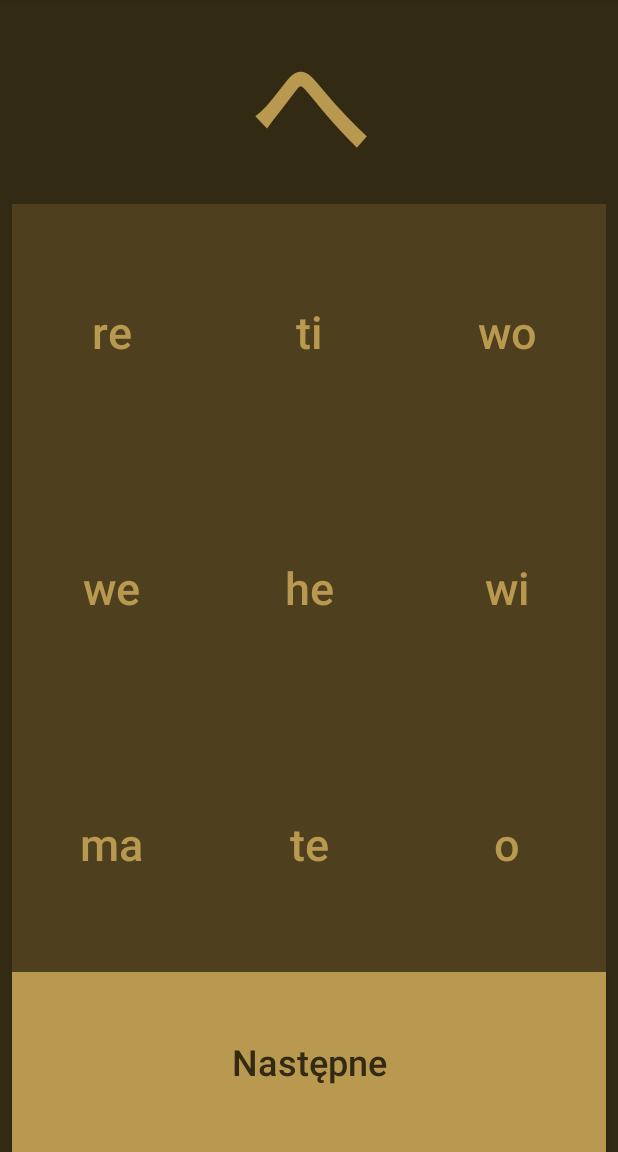
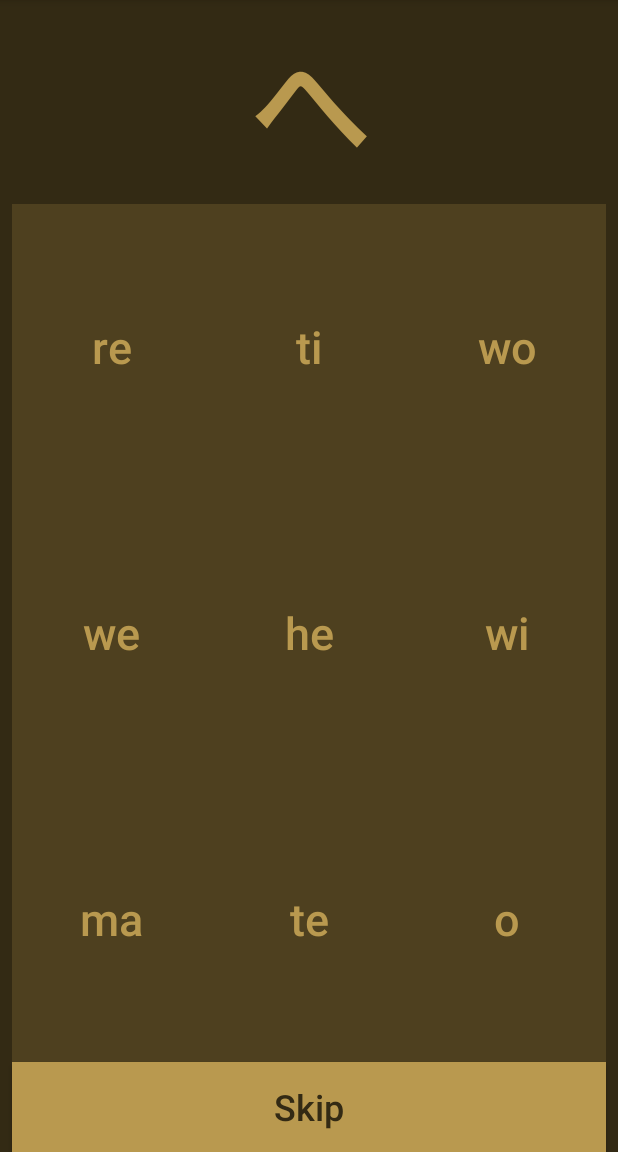
Before and after one commit to Cooookiez/Android-hiragana, an Android app: the screen it shows after launch (MainActivity), on a phone screen of 412 x 824 dp, the part 84-1236 px from its top. Run offline under Robolectric (Android 15) with nearby library versions, the phone set to English and light mode, and no system bars.

Commit message:
poprawiono atrybuty w gridLayout

```diff
--- a/app/src/main/res/layout/activity_main.xml
+++ b/app/src/main/res/layout/activity_main.xml
@@ -15,7 +15,6 @@
         android:layout_marginEnd="8dp"
         android:layout_marginStart="8dp"
         android:layout_marginTop="8dp"
-        android:text="あ"
         android:textAlignment="center"
         android:textAllCaps="false"
         android:textColor="@color/colorAccent"
@@ -28,13 +27,11 @@
     <Button
         android:id="@+id/btt_next"
         android:layout_width="0dp"
-        android:layout_height="120dp"
-        android:layout_columnWeight="3"
+        android:layout_height="60dp"
         android:layout_marginEnd="8dp"
         android:layout_marginStart="8dp"
-        android:layout_rowWeight="1"
         android:background="@color/colorAccent"
-        android:text="Następne"
+        android:text="@string/skip"
         android:textAllCaps="false"
         android:textColor="@color/colorPrimaryDark"
         android:textSize="24sp"
@@ -56,7 +53,7 @@
         app:layout_constraintEnd_toEndOf="parent"
         app:layout_constraintHorizontal_bias="0.131"
         app:layout_constraintStart_toStartOf="parent"
-        app:layout_constraintTop_toBottomOf="@+id/tv_what_is_it">
+        app:layout_constraintTop_toBottomOf="@+id/tv_what_is_it" tools:targetApi="lollipop">
 
         <Button
             android:id="@+id/btt_1"
@@ -64,12 +61,11 @@
             android:layout_height="30dp"
             android:layout_columnWeight="1"
             android:layout_rowWeight="1"
-            android:layout_weight="1"
             android:background="@color/colorPrimary"
-            android:text="a"
             android:textAllCaps="false"
             android:textColor="@color/colorAccent"
-            android:textSize="30sp" />
+            android:textSize="30sp"
+            tools:targetApi="lollipop" />
 
         <Button
             android:id="@+id/btt_2"
@@ -77,12 +73,11 @@
             android:layout_height="30dp"
             android:layout_columnWeight="1"
             android:layout_rowWeight="1"
-            android:layout_weight="1"
             android:background="@color/colorPrimary"
-            android:text="i"
             android:textAllCaps="false"
             android:textColor="@color/colorAccent"
-            android:textSize="30sp" />
+            android:textSize="30sp"
+            tools:targetApi="lollipop" />
 
         <Button
             android:id="@+id/btt_3"
@@ -90,12 +85,11 @@
             android:layout_height="30dp"
             android:layout_columnWeight="1"
             android:layout_rowWeight="1"
-            android:layout_weight="1"
             android:background="@color/colorPrimary"
-            android:text="u"
             android:textAllCaps="false"
             android:textColor="@color/colorAccent"
-            android:textSize="30sp" />
+            android:textSize="30sp"
+            tools:targetApi="lollipop" />
 
         <Button
             android:id="@+id/btt_4"
@@ -103,12 +97,11 @@
             android:layout_height="30dp"
             android:layout_columnWeight="1"
             android:layout_rowWeight="1"
-            android:layout_weight="1"
             android:background="@color/colorPrimary"
-            android:text="e"
             android:textAllCaps="false"
             android:textColor="@color/colorAccent"
-            android:textSize="30sp" />
+            android:textSize="30sp"
+            tools:targetApi="lollipop" />
 
         <Button
             android:id="@+id/btt_5"
@@ -116,9 +109,7 @@
             android:layout_height="30dp"
             android:layout_columnWeight="1"
             android:layout_rowWeight="1"
-            android:layout_weight="1"
             android:background="@color/colorPrimary"
-            android:text="o"
             android:textAllCaps="false"
             android:textColor="@color/colorAccent"
             android:textSize="30sp" />
@@ -129,9 +120,7 @@
             android:layout_height="30dp"
             android:layout_columnWeight="1"
             android:layout_rowWeight="1"
-            android:layout_weight="1"
             android:background="@color/colorPrimary"
-            android:text="ka"
             android:textAllCaps="false"
             android:textColor="@color/colorAccent"
             android:textSize="30sp" />
@@ -142,9 +131,7 @@
             android:layout_height="30dp"
             android:layout_columnWeight="1"
             android:layout_rowWeight="1"
-            android:layout_weight="1"
             android:background="@color/colorPrimary"
-            android:text="ki"
             android:textAllCaps="false"
             android:textColor="@color/colorAccent"
             android:textSize="30sp" />
@@ -155,9 +142,7 @@
             android:layout_height="30dp"
             android:layout_columnWeight="1"
             android:layout_rowWeight="1"
-            android:layout_weight="1"
             android:background="@color/colorPrimary"
-            android:text="ku"
             android:textAllCaps="false"
             android:textColor="@color/colorAccent"
             android:textSize="30sp" />
@@ -168,9 +153,7 @@
             android:layout_height="30dp"
             android:layout_columnWeight="1"
             android:layout_rowWeight="1"
-            android:layout_weight="1"
             android:background="@color/colorPrimary"
-            android:text="ke"
             android:textAllCaps="false"
             android:textColor="@color/colorAccent"
             android:textSize="30sp" />
--- a/app/src/main/res/values/strings.xml
+++ b/app/src/main/res/values/strings.xml
@@ -1,3 +1,4 @@
 <resources>
     <string name="app_name">Hiragana</string>
+    <string name="skip">Skip</string>
 </resources>
```
